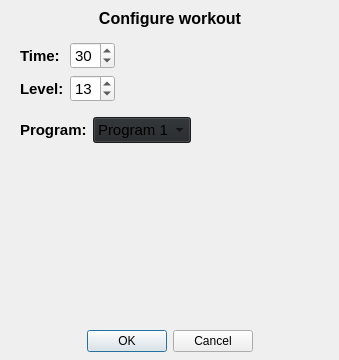
Qt form resources/configuredialog.ui (CGodiksen/exercise-bike-logger) before a commit.
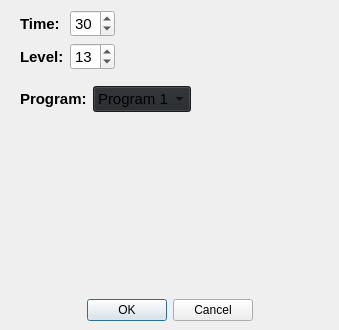
The same form after that commit. Custom widgets are drawn as their Qt base class.

Commit message:
Made purely cosmetic changes to the UI.
Removed labels from dialog windows and removed some unused status bars.

What changed in the file:
```diff
--- a/resources/configuredialog.ui
+++ b/resources/configuredialog.ui
@@ -7,7 +7,7 @@
     <x>0</x>
     <y>0</y>
     <width>339</width>
-    <height>360</height>
+    <height>330</height>
    </rect>
   </property>
   <property name="windowTitle">
@@ -19,24 +19,11 @@
      <x>0</x>
      <y>0</y>
      <width>341</width>
-     <height>361</height>
+     <height>321</height>
     </rect>
    </property>
    <layout class="QGridLayout" name="gridLayout">
-    <item row="0" column="1">
-     <spacer name="verticalSpacer_4">
-      <property name="orientation">
-       <enum>Qt::Vertical</enum>
-      </property>
-      <property name="sizeHint" stdset="0">
-       <size>
-        <width>20</width>
-        <height>40</height>
-       </size>
-      </property>
-     </spacer>
-    </item>
-    <item row="6" column="1">
+    <item row="4" column="1">
      <widget class="PlotWidget" name="graphWidget" native="true">
       <property name="minimumSize">
        <size>
@@ -46,131 +33,7 @@
       </property>
      </widget>
     </item>
-    <item row="6" column="0">
-     <spacer name="horizontalSpacer_3">
-      <property name="orientation">
-       <enum>Qt::Horizontal</enum>
-      </property>
-      <property name="sizeHint" stdset="0">
-       <size>
-        <width>40</width>
-        <height>20</height>
-       </size>
-      </property>
-     </spacer>
-    </item>
-    <item row="8" column="1">
-     <spacer name="verticalSpacer_5">
-      <property name="orientation">
-       <enum>Qt::Vertical</enum>
-      </property>
-      <property name="sizeHint" stdset="0">
-       <size>
-        <width>20</width>
-        <height>40</height>
-       </size>
-      </property>
-     </spacer>
-    </item>
     <item row="1" column="1">
-     <widget class="QLabel" name="label">
-      <property name="font">
-       <font>
-        <pointsize>12</pointsize>
-        <weight>75</weight>
-        <bold>true</bold>
-       </font>
-      </property>
-      <property name="text">
-       <string>Configure workout</string>
-      </property>
-      <property name="alignment">
-       <set>Qt::AlignCenter</set>
-      </property>
-     </widget>
-    </item>
-    <item row="5" column="1">
-     <layout class="QHBoxLayout" name="horizontalLayout_3">
-      <item>
-       <widget class="QLabel" name="label_5">
-        <property name="font">
-         <font>
-          <pointsize>11</pointsize>
-          <weight>75</weight>
-          <bold>true</bold>
-         </font>
-        </property>
-        <property name="text">
-         <string>Program:</string>
-        </property>
-       </widget>
-      </item>
-      <item>
-       <widget class="QComboBox" name="programComboBox">
-        <property name="font">
-         <font>
-          <pointsize>11</pointsize>
-         </font>
-        </property>
-        <property name="styleSheet">
-         <string notr="true">background-color: rgb(35, 38, 41);</string>
-        </property>
-        <item>
-         <property name="text">
-          <string>Program 1</string>
-         </property>
-        </item>
-        <item>
-         <property name="text">
-          <string>Program 2</string>
-         </property>
-        </item>
-        <item>
-         <property name="text">
-          <string>Program 3</string>
-         </property>
-        </item>
-        <item>
-         <property name="text">
-          <string>Program 4</string>
-         </property>
-        </item>
-        <item>
-         <property name="text">
-          <string>Program 5</string>
-         </property>
-        </item>
-       </widget>
-      </item>
-      <item>
-       <spacer name="horizontalSpacer_5">
-        <property name="orientation">
-         <enum>Qt::Horizontal</enum>
-        </property>
-        <property name="sizeHint" stdset="0">
-         <size>
-          <width>40</width>
-          <height>20</height>
-         </size>
-        </property>
-       </spacer>
-      </item>
-     </layout>
-    </item>
-    <item row="7" column="1">
-     <widget class="QDialogButtonBox" name="buttonBox">
-      <property name="orientation">
-       <enum>Qt::Horizontal</enum>
-      </property>
-      <property name="standardButtons">
-       <set>QDialogButtonBox::Cancel|QDialogButtonBox::Ok</set>
-      </property>
-      <property name="centerButtons">
-       <bool>true</bool>
-      </property>
-     </widget>
-    </item>
-    <item row="3" column="1">
      <layout class="QGridLayout" name="gridLayout_2">
       <item row="1" column="0">
        <widget class="QLabel" name="label_2">
@@ -242,7 +105,7 @@
       </item>
      </layout>
     </item>
-    <item row="4" column="1">
+    <item row="2" column="1">
      <spacer name="verticalSpacer">
       <property name="orientation">
        <enum>Qt::Vertical</enum>
@@ -255,7 +118,7 @@
       </property>
      </spacer>
     </item>
-    <item row="6" column="2">
+    <item row="4" column="2">
      <spacer name="horizontalSpacer_4">
       <property name="orientation">
        <enum>Qt::Horizontal</enum>
@@ -268,7 +131,7 @@
       </property>
      </spacer>
     </item>
-    <item row="2" column="1">
+    <item row="0" column="1">
      <spacer name="verticalSpacer_2">
       <property name="orientation">
        <enum>Qt::Vertical</enum>
@@ -281,6 +144,100 @@
       </property>
      </spacer>
     </item>
+    <item row="4" column="0">
+     <spacer name="horizontalSpacer_3">
+      <property name="orientation">
+       <enum>Qt::Horizontal</enum>
+      </property>
+      <property name="sizeHint" stdset="0">
+       <size>
+        <width>40</width>
+        <height>20</height>
+       </size>
+      </property>
+     </spacer>
+    </item>
+    <item row="3" column="1">
+     <layout class="QHBoxLayout" name="horizontalLayout_3">
+      <item>
+       <widget class="QLabel" name="label_5">
+        <property name="font">
+         <font>
+          <pointsize>11</pointsize>
+          <weight>75</weight>
+          <bold>true</bold>
+         </font>
+        </property>
+        <property name="text">
+         <string>Program:</string>
+        </property>
+       </widget>
+      </item>
+      <item>
+       <widget class="QComboBox" name="programComboBox">
+        <property name="font">
+         <font>
+          <pointsize>11</pointsize>
+         </font>
+        </property>
+        <property name="styleSheet">
+         <string notr="true">background-color: rgb(35, 38, 41);</string>
+        </property>
+        <item>
+         <property name="text">
+          <string>Program 1</string>
+         </property>
+        </item>
+        <item>
+         <property name="text">
+          <string>Program 2</string>
+         </property>
+        </item>
+        <item>
+         <property name="text">
+          <string>Program 3</string>
+         </property>
+        </item>
+        <item>
+         <property name="text">
+          <string>Program 4</string>
+         </property>
+        </item>
+        <item>
+         <property name="text">
+          <string>Program 5</string>
+         </property>
+        </item>
+       </widget>
+      </item>
+      <item>
+       <spacer name="horizontalSpacer_5">
+        <property name="orientation">
+         <enum>Qt::Horizontal</enum>
+        </property>
+        <property name="sizeHint" stdset="0">
+         <size>
+          <width>40</width>
+          <height>20</height>
+         </size>
+        </property>
+       </spacer>
+      </item>
+     </layout>
+    </item>
+    <item row="5" column="1">
+     <widget class="QDialogButtonBox" name="buttonBox">
+      <property name="orientation">
+       <enum>Qt::Horizontal</enum>
+      </property>
+      <property name="standardButtons">
+       <set>QDialogButtonBox::Cancel|QDialogButtonBox::Ok</set>
+      </property>
+      <property name="centerButtons">
+       <bool>true</bool>
+      </property>
+     </widget>
+    </item>
    </layout>
   </widget>
  </widget>
```
The commit also changes 4 other files.
